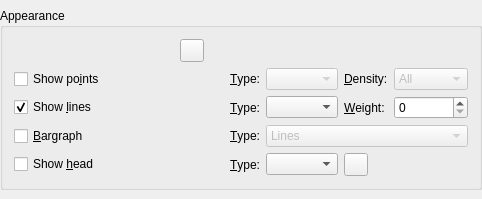
Before: the Qt Designer form src/widgets/curveappearance.ui in Kst-plot/kst, drawn with Qt 5.
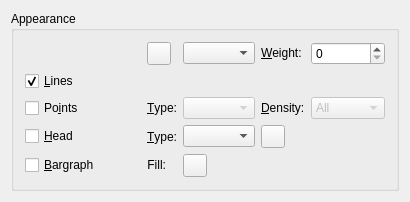
After: the same form once the commit is applied. Custom widgets are drawn as their Qt base class.

Commit message:
Rework the way bar colors are treated.  Now, the stroke and fill can be separately defined. Also re-organize the curve appearance widget to go along with this.
This results in a change to how kst files handle 'bars'.  Loading an older kst file with
bars set to 'no fill' will result in them being filled.  But they will still work.

```diff
--- a/src/widgets/curveappearance.ui
+++ b/src/widgets/curveappearance.ui
@@ -6,15 +6,12 @@
    <rect>
     <x>0</x>
     <y>0</y>
-    <width>482</width>
-    <height>199</height>
+    <width>410</width>
+    <height>177</height>
    </rect>
   </property>
-  <layout class="QHBoxLayout" name="horizontalLayout">
-   <property name="margin">
-    <number>0</number>
-   </property>
-   <item>
+  <layout class="QGridLayout" name="gridLayout_2">
+   <item row="0" column="0">
     <widget class="QGroupBox" name="GroupBox9_2_2_2">
      <property name="sizePolicy">
       <sizepolicy hsizetype="Preferred" vsizetype="Fixed">
@@ -31,195 +28,36 @@
      <property name="title">
       <string>Appearance</string>
      </property>
-     <layout class="QGridLayout" name="_2">
-      <item row="0" column="0" colspan="7">
-       <layout class="QHBoxLayout">
-        <item>
-         <widget class="QLabel" name="_label">
-          <property name="sizePolicy">
-           <sizepolicy hsizetype="Fixed" vsizetype="Fixed">
-            <horstretch>0</horstretch>
-            <verstretch>0</verstretch>
-           </sizepolicy>
-          </property>
-          <property name="minimumSize">
-           <size>
-            <width>160</width>
-            <height>16</height>
-           </size>
-          </property>
-          <property name="frameShape">
-           <enum>QFrame::NoFrame</enum>
-          </property>
-          <property name="frameShadow">
-           <enum>QFrame::Plain</enum>
-          </property>
-          <property name="scaledContents">
-           <bool>true</bool>
-          </property>
-          <property name="wordWrap">
-           <bool>false</bool>
-          </property>
-         </widget>
-        </item>
-        <item>
-         <widget class="Kst::ColorButton" name="_color">
-          <property name="sizePolicy">
-           <sizepolicy hsizetype="Fixed" vsizetype="Fixed">
-            <horstretch>0</horstretch>
-            <verstretch>0</verstretch>
-           </sizepolicy>
-          </property>
-         </widget>
-        </item>
-        <item>
-         <spacer name="horizontalSpacer">
-          <property name="orientation">
-           <enum>Qt::Horizontal</enum>
-          </property>
-          <property name="sizeHint" stdset="0">
-           <size>
-            <width>40</width>
-            <height>20</height>
-           </size>
-          </property>
-         </spacer>
-        </item>
-       </layout>
-      </item>
-      <item row="1" column="0" colspan="3">
-       <widget class="QCheckBox" name="_showPoints">
+     <layout class="QGridLayout" name="gridLayout">
+      <item row="1" column="0">
+       <widget class="QLabel" name="_label">
         <property name="sizePolicy">
          <sizepolicy hsizetype="Fixed" vsizetype="Fixed">
           <horstretch>0</horstretch>
           <verstretch>0</verstretch>
          </sizepolicy>
         </property>
-        <property name="whatsThis">
-         <string>Check this to cause the selected points to be drawn at each data point.</string>
+        <property name="minimumSize">
+         <size>
+          <width>100</width>
+          <height>16</height>
+         </size>
         </property>
-        <property name="text">
-         <string>Show po&amp;ints</string>
+        <property name="frameShape">
+         <enum>QFrame::NoFrame</enum>
         </property>
-       </widget>
-      </item>
-      <item row="2" column="0" colspan="3">
-       <widget class="QCheckBox" name="_showLines">
-        <property name="sizePolicy">
-         <sizepolicy hsizetype="Fixed" vsizetype="Fixed">
-          <horstretch>0</horstretch>
-          <verstretch>0</verstretch>
-         </sizepolicy>
+        <property name="frameShadow">
+         <enum>QFrame::Plain</enum>
         </property>
-        <property name="whatsThis">
-         <string>Check this to cause lines to be drawn between data points.</string>
-        </property>
-        <property name="text">
-         <string>Show &amp;lines</string>
-        </property>
-        <property name="checked">
+        <property name="scaledContents">
          <bool>true</bool>
         </property>
-       </widget>
-      </item>
-      <item row="3" column="0" colspan="3">
-       <widget class="QCheckBox" name="_showBars">
-        <property name="sizePolicy">
-         <sizepolicy hsizetype="Fixed" vsizetype="Fixed">
-          <horstretch>0</horstretch>
-          <verstretch>0</verstretch>
-         </sizepolicy>
-        </property>
-        <property name="whatsThis">
-         <string>Check this to cause lines to be drawn between data points.</string>
-        </property>
-        <property name="text">
-         <string>&amp;Bargraph</string>
-        </property>
-        <property name="checked">
-         <bool>false</bool>
-        </property>
-       </widget>
-      </item>
-      <item row="4" column="0">
-       <widget class="QCheckBox" name="_showHead">
-        <property name="sizePolicy">
-         <sizepolicy hsizetype="Fixed" vsizetype="Fixed">
-          <horstretch>0</horstretch>
-          <verstretch>0</verstretch>
-         </sizepolicy>
-        </property>
-        <property name="text">
-         <string>Show &amp;head</string>
-        </property>
-       </widget>
-      </item>
-      <item row="4" column="5">
-       <widget class="Kst::ColorButton" name="_headColor">
-        <property name="sizePolicy">
-         <sizepolicy hsizetype="Fixed" vsizetype="Fixed">
-          <horstretch>0</horstretch>
-          <verstretch>0</verstretch>
-         </sizepolicy>
-        </property>
-       </widget>
-      </item>
-      <item row="4" column="4">
-       <widget class="QComboBox" name="_comboHeadSymbol"/>
-      </item>
-      <item row="4" column="3">
-       <widget class="QLabel" name="_textLabelHeadStyle">
-        <property name="text">
-         <string>&amp;Type:</string>
-        </property>
-        <property name="buddy">
-         <cstring>_comboHeadSymbol</cstring>
-        </property>
-       </widget>
-      </item>
-      <item row="3" column="4" colspan="3">
-       <widget class="QComboBox" name="_barStyle">
-        <property name="enabled">
-         <bool>false</bool>
-        </property>
-        <property name="toolTip">
-         <string>Line Type</string>
-        </property>
-        <property name="whatsThis">
-         <string>If &quot;Show Lines&quot; is checked, the selected line style.</string>
-        </property>
-        <item>
-         <property name="text">
-          <string>Lines</string>
-         </property>
-        </item>
-        <item>
-         <property name="text">
-          <string>Solid</string>
-         </property>
-        </item>
-       </widget>
-      </item>
-      <item row="3" column="3">
-       <widget class="QLabel" name="_textLabelBarStyle">
-        <property name="sizePolicy">
-         <sizepolicy hsizetype="Fixed" vsizetype="Preferred">
-          <horstretch>0</horstretch>
-          <verstretch>0</verstretch>
-         </sizepolicy>
-        </property>
-        <property name="text">
-         <string>&amp;Type:</string>
-        </property>
         <property name="wordWrap">
          <bool>false</bool>
         </property>
-        <property name="buddy">
-         <cstring>_barStyle</cstring>
-        </property>
        </widget>
       </item>
-      <item row="2" column="6">
+      <item row="1" column="5">
        <widget class="QSpinBox" name="_spinBoxLineWidth">
         <property name="toolTip">
          <string>Line Width</string>
@@ -232,37 +70,56 @@
         </property>
        </widget>
       </item>
-      <item row="2" column="5">
-       <widget class="QLabel" name="_textLabelWeight">
+      <item row="2" column="0">
+       <widget class="QCheckBox" name="_showLines">
         <property name="sizePolicy">
-         <sizepolicy hsizetype="Fixed" vsizetype="Preferred">
+         <sizepolicy hsizetype="Fixed" vsizetype="Fixed">
           <horstretch>0</horstretch>
           <verstretch>0</verstretch>
          </sizepolicy>
         </property>
+        <property name="whatsThis">
+         <string>Check this to cause lines to be drawn between data points.</string>
+        </property>
         <property name="text">
-         <string>&amp;Weight:</string>
+         <string>&amp;Lines</string>
         </property>
-        <property name="wordWrap">
-         <bool>false</bool>
+        <property name="checked">
+         <bool>true</bool>
         </property>
-        <property name="buddy">
-         <cstring>_spinBoxLineWidth</cstring>
-        </property>
        </widget>
       </item>
-      <item row="2" column="4">
-       <widget class="QComboBox" name="_comboLineStyle">
-        <property name="toolTip">
-         <string>Line Type</string>
+      <item row="4" column="0" colspan="2">
+       <widget class="QCheckBox" name="_showPoints">
+        <property name="sizePolicy">
+         <sizepolicy hsizetype="Fixed" vsizetype="Fixed">
+          <horstretch>0</horstretch>
+          <verstretch>0</verstretch>
+         </sizepolicy>
         </property>
         <property name="whatsThis">
-         <string>If &quot;Show Lines&quot; is checked, the selected line style.</string>
+         <string>Check this to cause the selected points to be drawn at each data point.</string>
         </property>
+        <property name="text">
+         <string>Po&amp;ints</string>
+        </property>
        </widget>
       </item>
-      <item row="2" column="3">
-       <widget class="QLabel" name="_textLabelLineStyle">
+      <item row="7" column="0" colspan="2">
+       <widget class="QCheckBox" name="_showHead">
+        <property name="sizePolicy">
+         <sizepolicy hsizetype="Fixed" vsizetype="Fixed">
+          <horstretch>0</horstretch>
+          <verstretch>0</verstretch>
+         </sizepolicy>
+        </property>
+        <property name="text">
+         <string>&amp;Head</string>
+        </property>
+       </widget>
+      </item>
+      <item row="4" column="2">
+       <widget class="QLabel" name="_textLabelPointStyle">
         <property name="sizePolicy">
          <sizepolicy hsizetype="Fixed" vsizetype="Preferred">
           <horstretch>0</horstretch>
@@ -276,11 +133,43 @@
          <bool>false</bool>
         </property>
         <property name="buddy">
-         <cstring>_comboLineStyle</cstring>
+         <cstring>_comboPointSymbol</cstring>
         </property>
        </widget>
       </item>
-      <item row="1" column="6">
+      <item row="4" column="3">
+       <widget class="QComboBox" name="_comboPointSymbol">
+        <property name="enabled">
+         <bool>false</bool>
+        </property>
+        <property name="toolTip">
+         <string>Point Type</string>
+        </property>
+        <property name="whatsThis">
+         <string>If &quot;Show Points&quot; is checked, the selected point type will be drawn at each data point.</string>
+        </property>
+       </widget>
+      </item>
+      <item row="4" column="4">
+       <widget class="QLabel" name="_textLabelPointDensity">
+        <property name="sizePolicy">
+         <sizepolicy hsizetype="Fixed" vsizetype="Preferred">
+          <horstretch>0</horstretch>
+          <verstretch>0</verstretch>
+         </sizepolicy>
+        </property>
+        <property name="text">
+         <string>&amp;Density:</string>
+        </property>
+        <property name="wordWrap">
+         <bool>false</bool>
+        </property>
+        <property name="buddy">
+         <cstring>_comboPointDensity</cstring>
+        </property>
+       </widget>
+      </item>
+      <item row="4" column="5">
        <widget class="QComboBox" name="_comboPointDensity">
         <property name="enabled">
          <bool>false</bool>
@@ -313,55 +202,114 @@
         </item>
        </widget>
       </item>
-      <item row="1" column="5">
-       <widget class="QLabel" name="_textLabelPointDensity">
-        <property name="sizePolicy">
-         <sizepolicy hsizetype="Fixed" vsizetype="Preferred">
-          <horstretch>0</horstretch>
-          <verstretch>0</verstretch>
-         </sizepolicy>
-        </property>
+      <item row="7" column="2">
+       <widget class="QLabel" name="_textLabelHeadStyle">
         <property name="text">
-         <string>&amp;Density:</string>
-        </property>
-        <property name="wordWrap">
-         <bool>false</bool>
+         <string>&amp;Type:</string>
         </property>
         <property name="buddy">
-         <cstring>_comboPointDensity</cstring>
+         <cstring>_comboHeadSymbol</cstring>
+        </property>
+       </widget>
+      </item>
+      <item row="7" column="3">
+       <widget class="QComboBox" name="_comboHeadSymbol"/>
+      </item>
+      <item row="7" column="4">
+       <widget class="Kst::ColorButton" name="_headColor">
+        <property name="sizePolicy">
+         <sizepolicy hsizetype="Fixed" vsizetype="Fixed">
+          <horstretch>0</horstretch>
+          <verstretch>0</verstretch>
+         </sizepolicy>
+        </property>
+       </widget>
+      </item>
+      <item row="8" column="0" colspan="2">
+       <widget class="QCheckBox" name="_showBars">
+        <property name="sizePolicy">
+         <sizepolicy hsizetype="Fixed" vsizetype="Fixed">
+          <horstretch>0</horstretch>
+          <verstretch>0</verstretch>
+         </sizepolicy>
+        </property>
+        <property name="whatsThis">
+         <string>Check this to cause lines to be drawn between data points.</string>
+        </property>
+        <property name="text">
+         <string>&amp;Bargraph</string>
+        </property>
+        <property name="checked">
+         <bool>false</bool>
+        </property>
+       </widget>
+      </item>
+      <item row="8" column="2">
+       <widget class="QLabel" name="_textLabelBarStyle">
+        <property name="sizePolicy">
+         <sizepolicy hsizetype="Fixed" vsizetype="Fixed">
+          <horstretch>0</horstretch>
+          <verstretch>0</verstretch>
+         </sizepolicy>
+        </property>
+        <property name="text">
+         <string>Fill:</string>
+        </property>
+        <property name="alignment">
+         <set>Qt::AlignRight|Qt::AlignTrailing|Qt::AlignVCenter</set>
+        </property>
+        <property name="wordWrap">
+         <bool>false</bool>
+        </property>
+       </widget>
+      </item>
+      <item row="8" column="3">
+       <widget class="Kst::ColorButton" name="_barFillColor">
+        <property name="sizePolicy">
+         <sizepolicy hsizetype="Fixed" vsizetype="Fixed">
+          <horstretch>0</horstretch>
+          <verstretch>0</verstretch>
+         </sizepolicy>
         </property>
        </widget>
       </item>
       <item row="1" column="4">
-       <widget class="QComboBox" name="_comboPointSymbol">
-        <property name="enabled">
+       <widget class="QLabel" name="_textLabelWeight">
+        <property name="sizePolicy">
+         <sizepolicy hsizetype="Fixed" vsizetype="Fixed">
+          <horstretch>0</horstretch>
+          <verstretch>0</verstretch>
+         </sizepolicy>
+        </property>
+        <property name="text">
+         <string>&amp;Weight:</string>
+        </property>
+        <property name="wordWrap">
          <bool>false</bool>
         </property>
-        <property name="toolTip">
-         <string>Point Type</string>
-        </property>
-        <property name="whatsThis">
-         <string>If &quot;Show Points&quot; is checked, the selected point type will be drawn at each data point.</string>
+        <property name="buddy">
+         <cstring>_spinBoxLineWidth</cstring>
         </property>
        </widget>
       </item>
       <item row="1" column="3">
-       <widget class="QLabel" name="_textLabelPointStyle">
+       <widget class="QComboBox" name="_comboLineStyle">
+        <property name="toolTip">
+         <string>Line Type</string>
+        </property>
+        <property name="whatsThis">
+         <string>If &quot;Show Lines&quot; is checked, the selected line style.</string>
+        </property>
+       </widget>
+      </item>
+      <item row="1" column="2">
+       <widget class="Kst::ColorButton" name="_color">
         <property name="sizePolicy">
-         <sizepolicy hsizetype="Fixed" vsizetype="Preferred">
+         <sizepolicy hsizetype="Fixed" vsizetype="Fixed">
           <horstretch>0</horstretch>
           <verstretch>0</verstretch>
          </sizepolicy>
         </property>
-        <property name="text">
-         <string>&amp;Type:</string>
-        </property>
-        <property name="wordWrap">
-         <bool>false</bool>
-        </property>
-        <property name="buddy">
-         <cstring>_comboPointSymbol</cstring>
-        </property>
        </widget>
       </item>
      </layout>
```
Left out of the diff: 8 changed lines with no effect on the pictures. The commit also changes 10 other files.
